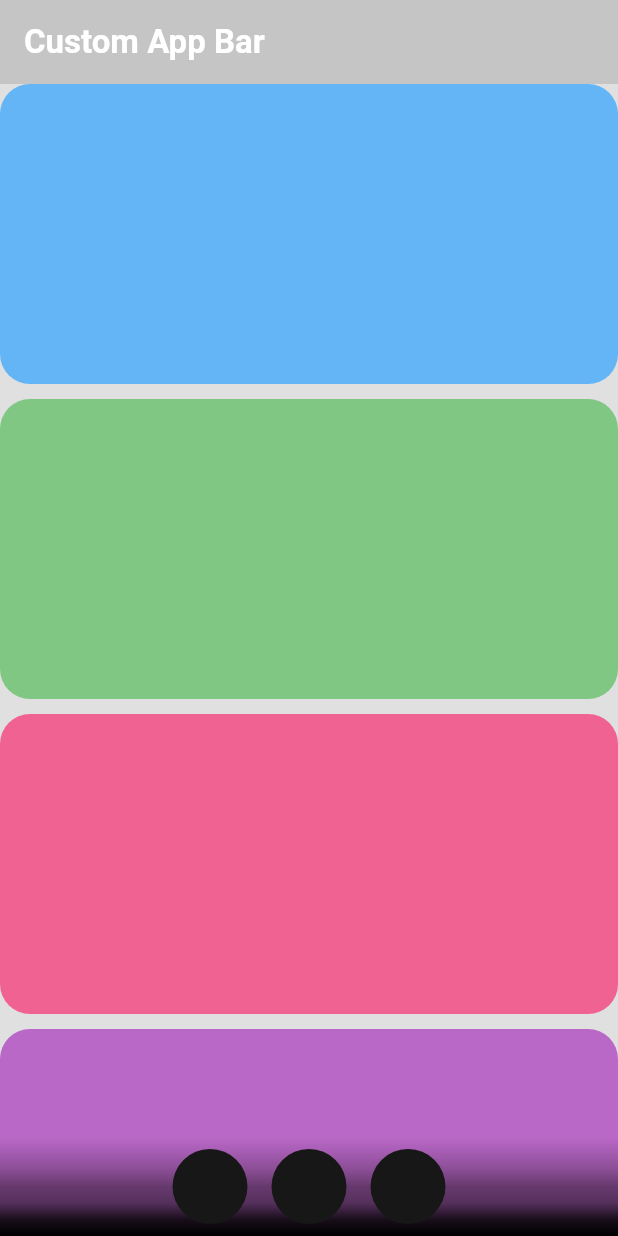
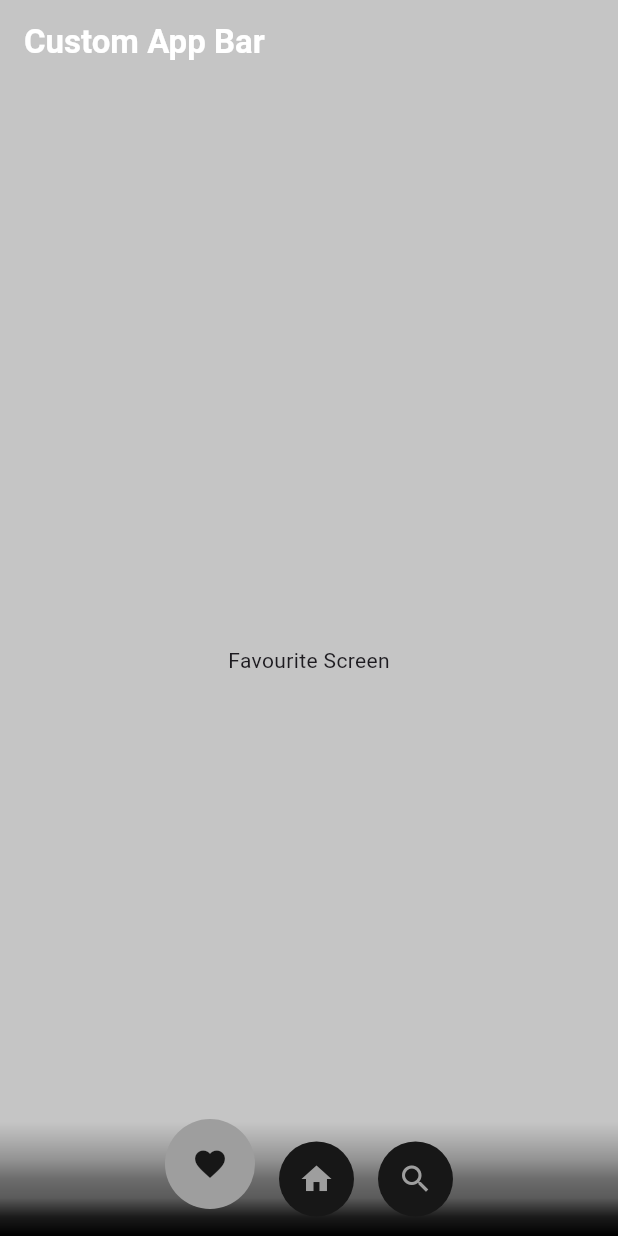
Before and after one commit to iAhmadTariq/custom_nav_bar, a Flutter app: the screen it shows after launch, on a phone screen of 412 x 824 dp. Run offline on Flutter 3.47's test engine with Material 3 defaults, Android fonts, the phone set to English and light mode, and no system bars.

Commit message:
home page items tested

```diff
--- a/lib/home_page.dart
+++ b/lib/home_page.dart
@@ -1,18 +1,32 @@
 import 'package:flutter/material.dart';
 import 'package:flutter_test_app/nav_bar.dart';
+import 'package:flutter_test_app/page_one.dart';
+import 'package:flutter_test_app/page_three.dart';
+import 'package:flutter_test_app/page_two.dart';
 
-class HomePage extends StatelessWidget {
+class HomePage extends StatefulWidget {
   const HomePage();
 
   @override
+  State<HomePage> createState() => _HomePageState();
+}
+
+class _HomePageState extends State<HomePage> {
+    PageController _pageController = PageController();
+    int _selectedIndex = 0;
+
+  @override
+  void initState() {
+    _pageController.addListener((){
+      setState(() {
+        _selectedIndex = _pageController.page!.round();
+      });
+    });
+    super.initState();
+  }
+  @override
   Widget build(BuildContext context) {
-    final List colors = [
-      Colors.blue[300],
-      Colors.green[300],
-      Colors.pink[300],
-      Colors.purple[300],
-      Colors.orange[300]
-    ];
+
     return Scaffold(
       appBar: AppBar(
         backgroundColor: Colors.black12,
@@ -24,23 +38,19 @@ class HomePage extends StatelessWidget {
       backgroundColor: Colors.black12,
       body: Stack(
         children: [
-          ListView.separated(
-            itemBuilder: (context, index) => Container(
-              width: double.infinity,
-              height: 200,
-              decoration: BoxDecoration(
-                borderRadius: BorderRadius.circular(20),
-                color: colors[index % 5],
-              ),
+          PageView(
+            controller: _pageController,
+            children: const [PageThree(), PageOne(), PageTwo()],
+
+          ),
+          Align(
+            alignment: Alignment.bottomCenter,
+            child: CustomNavBar(
+              selectedIndex: _selectedIndex,
+              onItemSelected: (index) {
+                _pageController.jumpToPage(index);
+              },
             ),
-            separatorBuilder: (context, index) => const SizedBox(
-              height: 10,
-            ),
-            itemCount: 10,
-          ),
-          const Align(
-            alignment: Alignment.bottomCenter,
-            child: CustomNavBar(),
           ),
         ],
       ),
--- a/lib/nav_bar.dart
+++ b/lib/nav_bar.dart
@@ -2,15 +2,20 @@
 import 'package:flutter/material.dart';
 
 class CustomNavBar extends StatefulWidget {
-  const CustomNavBar({super.key});
+  final Function(int) onItemSelected;
+  final int selectedIndex;
+  const CustomNavBar({super.key, required this.onItemSelected, required this.selectedIndex});
 
   @override
   State<CustomNavBar> createState() => _CustomNavBarState();
 }
 
 class _CustomNavBarState extends State<CustomNavBar> {
-  int selectedIndex = -1;
-
+  List items = [
+    Icons.favorite,
+    Icons.home,
+    Icons.search,
+  ];
   @override
   Widget build(BuildContext context) {
     return Container(
@@ -26,20 +31,22 @@ class _CustomNavBarState extends State<CustomNavBar> {
         children: List.generate(3, (index) {
           return GestureDetector(
             onTap: () {
-              setState(() {
-                selectedIndex = index;
-              });
+              // setState(() {
+              //   widget.selectedIndex = index;
+              // });
+              widget.onItemSelected(index);
             },
             child: AnimatedContainer(
               duration: const Duration(milliseconds: 300),
               margin: const EdgeInsets.all(8.0),
-              width: selectedIndex == index ? 60 : 50,
-              height: selectedIndex == index ? 60 : 50,
-              transform: selectedIndex == index ? Matrix4.translationValues(0, -10, 0):Matrix4.translationValues(0, 0, 0),
+              width: widget.selectedIndex == index ? 60 : 50,
+              height: widget.selectedIndex == index ? 60 : 50,
+              transform: widget.selectedIndex == index ? Matrix4.translationValues(0, -10, 0):Matrix4.translationValues(0, 0, 0),
               decoration: BoxDecoration(
-                color: selectedIndex == index ? Colors.grey:const Color.fromARGB(255, 23, 23, 23),
+                color: widget.selectedIndex == index ? Colors.grey:const Color.fromARGB(255, 23, 23, 23),
                 shape: BoxShape.circle,
               ),
+              child: Icon(items[index],color: widget.selectedIndex != index ? Colors.grey:const Color.fromARGB(255, 23, 23, 23),),
             ),
           );
         }),
--- /dev/null
+++ b/lib/page_three.dart
@@ -0,0 +1,16 @@
+import 'package:flutter/material.dart';
+
+class PageThree extends StatelessWidget {
+  const PageThree({super.key});
+
+  @override
+  Widget build(BuildContext context) {
+    return const Scaffold(
+      backgroundColor: Colors.black12,
+      body: Center(
+
+        child: Text('Favourite Screen'),
+      ),
+    );
+  }
+}
```
Also changed, not shown: lib/page_one.dart (added, +33 -0 lines), lib/page_two.dart (added, +15 -0 lines).
